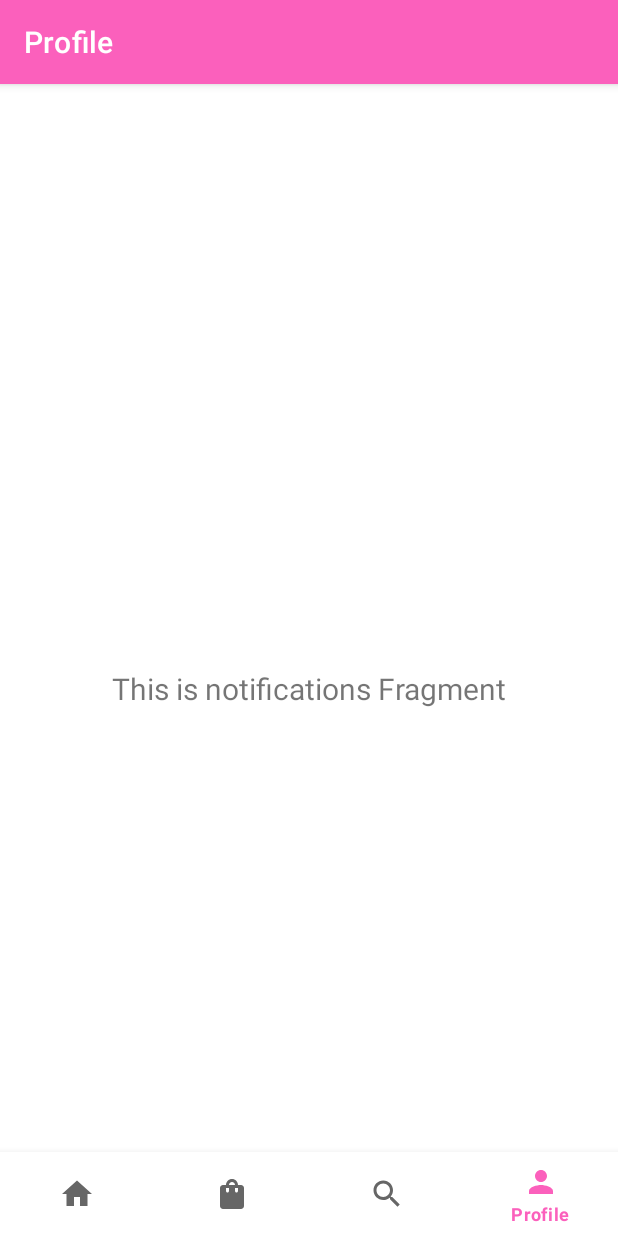
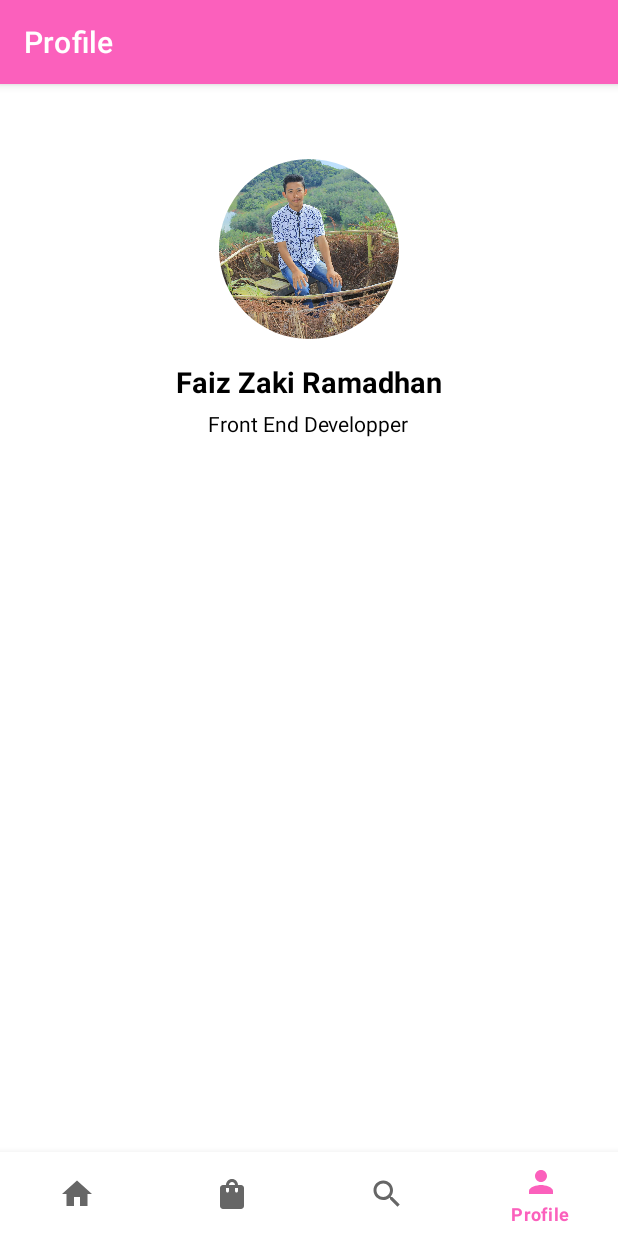
Before and after one commit to faizzaki14/MyAPP, an Android app: the DashboardFragment screen opened through its navigation route, item 4 of the bottom bar chosen, on a phone screen of 412 x 824 dp. Run offline under Robolectric (Android 15) with nearby library versions, the phone set to English and light mode, and no system bars; our stand-ins replace CircleImageView, navigation-ui.

Commit message:
add search and profile fragment

```diff
--- a/Home/app/build.gradle
+++ b/Home/app/build.gradle
@@ -48,6 +48,7 @@ dependencies {
     implementation 'com.google.android.material:material:1.6.0-alpha01'
     implementation 'com.squareup.picasso:picasso:2.71828'
     implementation 'com.flaviofaria:kenburnsview:1.0.7'
+    implementation 'de.hdodenhof:circleimageview:3.1.0'
 
     testImplementation 'junit:junit:4.+'
     androidTestImplementation 'androidx.test.ext:junit:1.1.3'
--- a/Home/app/src/main/java/com/faizzakiramadhan_19104075/myapplication/ui/Profile/ProfileFragment.kt
+++ b/Home/app/src/main/java/com/faizzakiramadhan_19104075/myapplication/ui/Profile/ProfileFragment.kt
@@ -30,10 +30,6 @@ class ProfileFragment : Fragment() {
         _binding = FragmentProfileBinding.inflate(inflater, container, false)
         val root: View = binding.root
 
-        val textView: TextView = binding.textProfile
-        profileViewModel.text.observe(viewLifecycleOwner, Observer {
-            textView.text = it
-        })
         return root
     }
 
--- a/Home/app/src/main/java/com/faizzakiramadhan_19104075/myapplication/ui/dashboard/DashboardFragment.kt
+++ b/Home/app/src/main/java/com/faizzakiramadhan_19104075/myapplication/ui/dashboard/DashboardFragment.kt
@@ -31,10 +31,6 @@ class DashboardFragment : Fragment() {
         _binding = FragmentDashboardBinding.inflate(inflater, container, false)
         val root: View = binding.root
 
-        val textView: TextView = binding.textDashboard
-        dashboardViewModel.text.observe(viewLifecycleOwner, Observer {
-            textView.text = it
-        })
         return root
     }
 
--- a/Home/app/src/main/java/com/faizzakiramadhan_19104075/myapplication/ui/notifications/NotificationsFragment.kt
+++ b/Home/app/src/main/java/com/faizzakiramadhan_19104075/myapplication/ui/notifications/NotificationsFragment.kt
@@ -31,10 +31,6 @@ class NotificationsFragment : Fragment() {
         _binding = FragmentNotificationsBinding.inflate(inflater, container, false)
         val root: View = binding.root
 
-        val textView: TextView = binding.textNotifications
-        notificationsViewModel.text.observe(viewLifecycleOwner, Observer {
-            textView.text = it
-        })
         return root
     }
 
--- /dev/null
+++ b/Home/app/src/main/res/drawable/ic_baseline_login_24.xml
@@ -0,0 +1,5 @@
+<vector android:height="24dp" android:tint="#3C3C3C"
+    android:viewportHeight="24" android:viewportWidth="24"
+    android:width="24dp" xmlns:android="http://schemas.android.com/apk/res/android">
+    <path android:fillColor="@android:color/white" android:pathData="M11,7L9.6,8.4l2.6,2.6H2v2h10.2l-2.6,2.6L11,17l5,-5L11,7zM20,19h-8v2h8c1.1,0 2,-0.9 2,-2V5c0,-1.1 -0.9,-2 -2,-2h-8v2h8V19z"/>
+</vector>
--- /dev/null
+++ b/Home/app/src/main/res/drawable/ic_baseline_message_24.xml
@@ -0,0 +1,5 @@
+<vector android:height="24dp" android:tint="#3C3C3C"
+    android:viewportHeight="24" android:viewportWidth="24"
+    android:width="24dp" xmlns:android="http://schemas.android.com/apk/res/android">
+    <path android:fillColor="@android:color/white" android:pathData="M20,2L4,2c-1.1,0 -1.99,0.9 -1.99,2L2,22l4,-4h14c1.1,0 2,-0.9 2,-2L22,4c0,-1.1 -0.9,-2 -2,-2zM18,14L6,14v-2h12v2zM18,11L6,11L6,9h12v2zM18,8L6,8L6,6h12v2z"/>
+</vector>
--- /dev/null
+++ b/Home/app/src/main/res/drawable/ic_baseline_settings_24.xml
@@ -0,0 +1,5 @@
+<vector android:height="24dp" android:tint="#3C3C3C"
+    android:viewportHeight="24" android:viewportWidth="24"
+    android:width="24dp" xmlns:android="http://schemas.android.com/apk/res/android">
+    <path android:fillColor="@android:color/white" android:pathData="M19.14,12.94c0.04,-0.3 0.06,-0.61 0.06,-0.94c0,-0.32 -0.02,-0.64 -0.07,-0.94l2.03,-1.58c0.18,-0.14 0.23,-0.41 0.12,-0.61l-1.92,-3.32c-0.12,-0.22 -0.37,-0.29 -0.59,-0.22l-2.39,0.96c-0.5,-0.38 -1.03,-0.7 -1.62,-0.94L14.4,2.81c-0.04,-0.24 -0.24,-0.41 -0.48,-0.41h-3.84c-0.24,0 -0.43,0.17 -0.47,0.41L9.25,5.35C8.66,5.59 8.12,5.92 7.63,6.29L5.24,5.33c-0.22,-0.08 -0.47,0 -0.59,0.22L2.74,8.87C2.62,9.08 2.66,9.34 2.86,9.48l2.03,1.58C4.84,11.36 4.8,11.69 4.8,12s0.02,0.64 0.07,0.94l-2.03,1.58c-0.18,0.14 -0.23,0.41 -0.12,0.61l1.92,3.32c0.12,0.22 0.37,0.29 0.59,0.22l2.39,-0.96c0.5,0.38 1.03,0.7 1.62,0.94l0.36,2.54c0.05,0.24 0.24,0.41 0.48,0.41h3.84c0.24,0 0.44,-0.17 0.47,-0.41l0.36,-2.54c0.59,-0.24 1.13,-0.56 1.62,-0.94l2.39,0.96c0.22,0.08 0.47,0 0.59,-0.22l1.92,-3.32c0.12,-0.22 0.07,-0.47 -0.12,-0.61L19.14,12.94zM12,15.6c-1.98,0 -3.6,-1.62 -3.6,-3.6s1.62,-3.6 3.6,-3.6s3.6,1.62 3.6,3.6S13.98,15.6 12,15.6z"/>
+</vector>
--- /dev/null
+++ b/Home/app/src/main/res/drawable/ic_baseline_share_24.xml
@@ -0,0 +1,5 @@
+<vector android:height="24dp" android:tint="#3C3C3C"
+    android:viewportHeight="24" android:viewportWidth="24"
+    android:width="24dp" xmlns:android="http://schemas.android.com/apk/res/android">
+    <path android:fillColor="@android:color/white" android:pathData="M18,16.08c-0.76,0 -1.44,0.3 -1.96,0.77L8.91,12.7c0.05,-0.23 0.09,-0.46 0.09,-0.7s-0.04,-0.47 -0.09,-0.7l7.05,-4.11c0.54,0.5 1.25,0.81 2.04,0.81 1.66,0 3,-1.34 3,-3s-1.34,-3 -3,-3 -3,1.34 -3,3c0,0.24 0.04,0.47 0.09,0.7L8.04,9.81C7.5,9.31 6.79,9 6,9c-1.66,0 -3,1.34 -3,3s1.34,3 3,3c0.79,0 1.5,-0.31 2.04,-0.81l7.12,4.16c-0.05,0.21 -0.08,0.43 -0.08,0.65 0,1.61 1.31,2.92 2.92,2.92 1.61,0 2.92,-1.31 2.92,-2.92s-1.31,-2.92 -2.92,-2.92z"/>
+</vector>
--- /dev/null
+++ b/Home/app/src/main/res/drawable/myrect.xml
@@ -0,0 +1,6 @@
+<?xml version="1.0" encoding="utf-8"?>
+<shape xmlns:android="http://schemas.android.com/apk/res/android"
+    android:shape="rectangle">
+    <solid android:color="#AEFFA7A7" />
+    <corners android:radius="5dp" />
+</shape>
--- a/Home/app/src/main/res/layout/fragment_notifications.xml
+++ b/Home/app/src/main/res/layout/fragment_notifications.xml
@@ -6,17 +6,31 @@
     android:layout_height="match_parent"
     tools:context=".ui.notifications.NotificationsFragment">
 
-    <TextView
-        android:id="@+id/text_notifications"
+<!--    <LinearLayout-->
+<!--        android:layout_width="match_parent"-->
+<!--        android:layout_height="wrap_content"></LinearLayout>-->
+
+    <SearchView
+        android:id="@+id/searchView"
+        android:layout_width="match_parent"
+        android:layout_height="48dp"
+        android:layout_marginStart="10dp"
+        android:layout_marginEnd="10dp"
+        android:background="@drawable/myrect"
+        android:elevation="2dp"
+
+        app:layout_constraintBottom_toBottomOf="@id/searchView"
+        app:layout_constraintEnd_toEndOf="parent"
+        app:layout_constraintHorizontal_bias="0.0"
+        app:layout_constraintStart_toStartOf="parent"
+        app:layout_constraintTop_toTopOf="parent"
+        app:layout_constraintVertical_bias="0.0" />
+
+    <ListView
+        android:id="@+id/listView"
         android:layout_width="match_parent"
         android:layout_height="wrap_content"
-        android:layout_marginStart="8dp"
-        android:layout_marginTop="8dp"
-        android:layout_marginEnd="8dp"
-        android:textAlignment="center"
-        android:textSize="20sp"
-        app:layout_constraintBottom_toBottomOf="parent"
-        app:layout_constraintEnd_toEndOf="parent"
-        app:layout_constraintStart_toStartOf="parent"
-        app:layout_constraintTop_toTopOf="parent" />
+        android:padding="2dp"
+        app:layout_constraintTop_toBottomOf="@id/searchView" />
+
 </androidx.constraintlayout.widget.ConstraintLayout>
--- a/Home/app/src/main/res/layout/fragment_profile.xml
+++ b/Home/app/src/main/res/layout/fragment_profile.xml
@@ -1,23 +1,45 @@
 <?xml version="1.0" encoding="utf-8"?>
-<androidx.constraintlayout.widget.ConstraintLayout xmlns:android="http://schemas.android.com/apk/res/android"
+<RelativeLayout xmlns:android="http://schemas.android.com/apk/res/android"
     xmlns:app="http://schemas.android.com/apk/res-auto"
     xmlns:tools="http://schemas.android.com/tools"
     android:layout_width="match_parent"
     android:layout_height="match_parent"
     tools:context=".ui.Profile.ProfileFragment">
 
+    <de.hdodenhof.circleimageview.CircleImageView
+        android:id="@+id/image_profile"
+        android:layout_width="120dp"
+        android:layout_height="120dp"
+        android:src="@drawable/profile"
+        android:layout_centerHorizontal="true"
+        android:layout_marginTop="20dp"/>
+
     <TextView
-        android:id="@+id/text_profile"
-        android:layout_width="match_parent"
+        android:id="@+id/nama_profile"
+        android:layout_width="wrap_content"
         android:layout_height="wrap_content"
-        android:layout_marginStart="8dp"
-        android:layout_marginTop="8dp"
-        android:layout_marginEnd="8dp"
-        android:textAlignment="center"
-        android:textSize="20sp"
-        app:layout_constraintBottom_toBottomOf="parent"
-        app:layout_constraintEnd_toEndOf="parent"
-        app:layout_constraintStart_toStartOf="parent"
-        app:layout_constraintTop_toTopOf="parent" />
+        android:text="Faiz Zaki Ramadhan"
+        android:textStyle="bold"
+        android:layout_below="@+id/image_profile"
+        android:textColor="#000"
+        android:layout_centerHorizontal="true"
+        android:layout_marginTop="15dp"
+        android:textSize="19sp"
+        />
 
-</androidx.constraintlayout.widget.ConstraintLayout>
+    <TextView
+        android:id="@+id/desc_profile"
+        android:layout_width="wrap_content"
+        android:layout_height="wrap_content"
+        android:text="Front End Developper"
+
+        android:layout_below="@+id/nama_profile"
+        android:textColor="#000"
+        android:layout_centerHorizontal="true"
+        android:layout_marginTop="5dp"
+        />
+
+
+
+
+</RelativeLayout>
--- a/Home/app/src/main/res/navigation/mobile_navigation.xml
+++ b/Home/app/src/main/res/navigation/mobile_navigation.xml
@@ -24,7 +24,7 @@
         tools:layout="@layout/fragment_notifications" />
     <fragment
         android:id="@+id/navigation_profile"
-        android:name="com.faizzakiramadhan_19104075.myapplication.ui.notifications.NotificationsFragment"
+        android:name="com.faizzakiramadhan_19104075.myapplication.ui.Profile.ProfileFragment"
         android:label="@string/title_profile"
         tools:layout="@layout/fragment_profile" />
 
```
Also changed, not shown: Home/app/src/main/res/layout/carddd.xml (added, +99 -0 lines), Home/app/src/main/res/drawable/profile.jpg (added), 1 other file.
